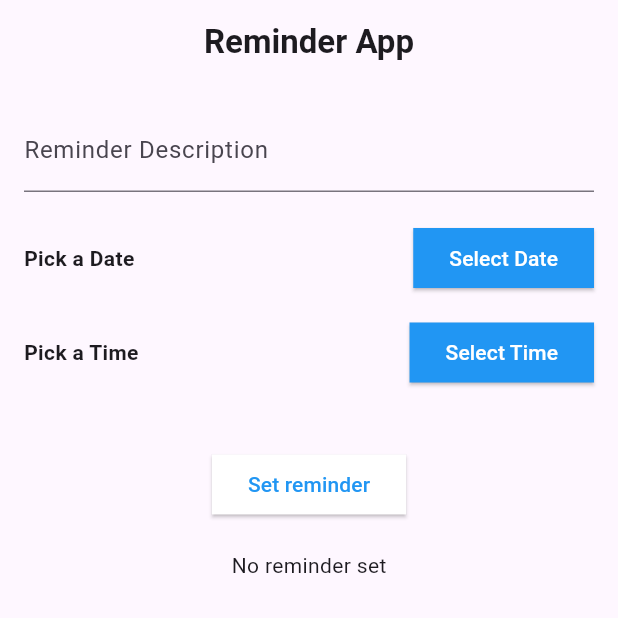
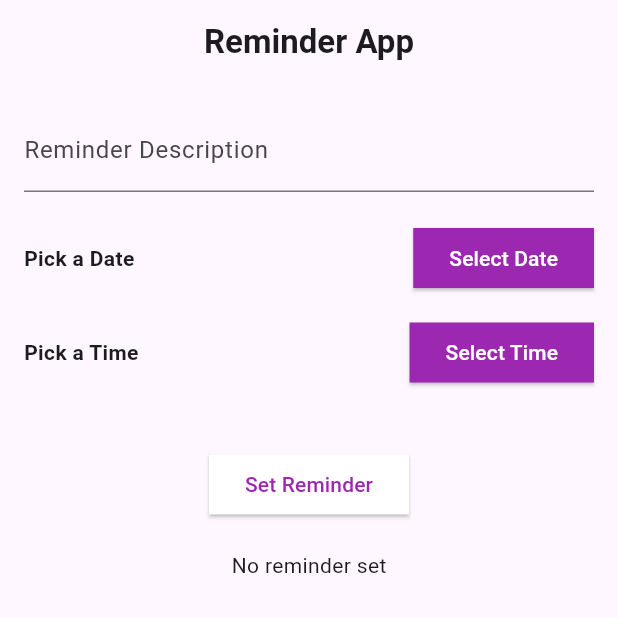
Before and after one commit to sravansatheesh123/reminderapp, a Flutter app: the screen it shows after launch, on a phone screen of 412 x 824 dp, the top half of it. Run offline on Flutter 3.47's test engine with Material 3 defaults, Android fonts, the phone set to English and light mode, and no system bars; our stand-ins replace flutter_local_notifications.

Commit message:
final code

```diff
--- a/lib/main.dart
+++ b/lib/main.dart
@@ -1,4 +1,5 @@
 import 'package:flutter/material.dart';
+import 'package:flutter_local_notifications/flutter_local_notifications.dart';
 import 'package:intl/intl.dart';
 
 void main() {
@@ -28,6 +29,23 @@ class _ReminderHomePageState extends State<ReminderHomePage> {
   DateTime? _selectedDate;
   TimeOfDay? _selectedTime;
   final _reminderController = TextEditingController();
+  FlutterLocalNotificationsPlugin? _flutterLocalNotificationsPlugin;
+
+  @override
+  void initState() {
+    super.initState();
+    _initializeNotifications();
+  }
+
+  // Initialize the local notification plugin
+  void _initializeNotifications() {
+    _flutterLocalNotificationsPlugin = FlutterLocalNotificationsPlugin();
+
+    const androidInitialization = AndroidInitializationSettings('@mipmap/ic_launcher');
+    const initializationSettings = InitializationSettings(android: androidInitialization);
+
+    _flutterLocalNotificationsPlugin!.initialize(initializationSettings);
+  }
 
   Future<void> _pickDate(BuildContext context) async {
     final DateTime? picked = await showDatePicker(
@@ -42,7 +60,6 @@ class _ReminderHomePageState extends State<ReminderHomePage> {
       });
   }
 
-
   Future<void> _pickTime(BuildContext context) async {
     final TimeOfDay? picked = await showTimePicker(
       context: context,
@@ -54,35 +71,68 @@ class _ReminderHomePageState extends State<ReminderHomePage> {
       });
   }
 
-
+  // Format date and time for display
   String _formattedDate() {
     if (_selectedDate == null || _selectedTime == null) {
       return 'No reminder set';
     } else {
       final dateFormatted = DateFormat.yMMMMd().format(_selectedDate!);
-      final timeFormatted = _selectedTime!.format(context);
+      final timeFormatted = MaterialLocalizations.of(context).formatTimeOfDay(_selectedTime!);
       return '$dateFormatted at $timeFormatted';
     }
   }
 
+  // Schedule a notification at the selected time and date
+  void _scheduleReminder(DateTime reminderDateTime, String reminderText) async {
+    final androidDetails = AndroidNotificationDetails(
+      'reminder_channel_id',
+      'Reminder Notifications',
+      channelDescription: 'This channel is used for reminder notifications',
+      importance: Importance.max,
+      priority: Priority.high,
+    );
 
+    final notificationDetails = NotificationDetails(android: androidDetails);
+
+    await _flutterLocalNotificationsPlugin!.schedule(
+      0,
+      'Reminder',
+      reminderText,
+      reminderDateTime,
+      notificationDetails,
+    );
+  }
+
+  // Set the reminder and schedule a notification
   void _setReminder() {
     if (_reminderController.text.isNotEmpty && _selectedDate != null && _selectedTime != null) {
-      // Here, you would save the reminder to a database or use a service to notify
+      // Combine the selected date and time into one DateTime object
+      final reminderDateTime = DateTime(
+        _selectedDate!.year,
+        _selectedDate!.month,
+        _selectedDate!.day,
+        _selectedTime!.hour,
+        _selectedTime!.minute,
+      );
+
+      _scheduleReminder(reminderDateTime, _reminderController.text);
+
+      // Show a dialog that the reminder has been set
       showDialog(
           context: context,
           builder: (_) => AlertDialog(
             title: Text("Reminder Set!"),
-            content: Text(
-                "Your reminder for '${_reminderController.text}' is set for ${_formattedDate()}."),
+            content: Text("Your reminder for '${_reminderController.text}' is set for ${_formattedDate()}."),
             actions: [
               TextButton(
                   onPressed: () {
                     Navigator.of(context).pop();
                   },
-                  child: Text("OK"))
+                  child: Text("OK")
+              )
             ],
-          ));
+          )
+      );
     } else {
       showDialog(
           context: context,
@@ -94,9 +144,11 @@ class _ReminderHomePageState extends State<ReminderHomePage> {
                   onPressed: () {
                     Navigator.of(context).pop();
                   },
-                  child: Text("OK"))
+                  child: Text("OK")
+              )
             ],
-          ));
+          )
+      );
     }
   }
 
@@ -104,7 +156,7 @@ class _ReminderHomePageState extends State<ReminderHomePage> {
   Widget build(BuildContext context) {
     return Scaffold(
       appBar: AppBar(
-        title: Text('Reminder App',style: TextStyle(fontWeight: FontWeight.bold),),
+        title: Text('Reminder App', style: TextStyle(fontWeight: FontWeight.bold)),
         centerTitle: true,
       ),
       body: Padding(
@@ -119,57 +171,56 @@ class _ReminderHomePageState extends State<ReminderHomePage> {
             Row(
               mainAxisAlignment: MainAxisAlignment.spaceBetween,
               children: [
-                Text(_selectedDate == null ? 'Pick a Date' : 'Date: ${DateFormat.yMd().format(_selectedDate!)}',style: TextStyle(fontWeight: FontWeight.w700),),
+                Text(_selectedDate == null ? 'Pick a Date' : 'Date: ${DateFormat.yMd().format(_selectedDate!)}', style: TextStyle(fontWeight: FontWeight.w700)),
                 ElevatedButton(
                   onPressed: () => _pickDate(context),
-                  style: ElevatedButton.styleFrom(
-                    backgroundColor: Colors.blue, // Button background color
-                    shape: RoundedRectangleBorder(
-                      borderRadius: BorderRadius.zero, // Set to zero for rectangular shape
+                  style: ButtonStyle(
+                    backgroundColor: MaterialStateProperty.all<Color>(Colors.purple), // Violet button color
+                    foregroundColor: MaterialStateProperty.all<Color>(Colors.white),  // White text color
+                    shape: MaterialStateProperty.all<RoundedRectangleBorder>(
+                      RoundedRectangleBorder(
+                        borderRadius: BorderRadius.zero,  // Square edges
+                      ),
                     ),
                   ),
-                  child: Text(
-                    'Select Date',
-                    style: TextStyle(color: Colors.white), // Set text color to white
-                  ),
+                  child: Text('Select Date'),
                 ),
-
 
               ],
             ),
-            SizedBox(height: 15,),
+            SizedBox(height: 15),
             Row(
               mainAxisAlignment: MainAxisAlignment.spaceBetween,
               children: [
-                Text(_selectedTime == null ? 'Pick a Time' : 'Time: ${_selectedTime!.format(context)}',style: TextStyle(fontWeight: FontWeight.w700),),
+                Text(_selectedTime == null ? 'Pick a Time' : 'Time: ${_selectedTime!.format(context)}', style: TextStyle(fontWeight: FontWeight.w700)),
                 ElevatedButton(
                   onPressed: () => _pickTime(context),
-                  style: ElevatedButton.styleFrom(
-                    backgroundColor: Colors.blue, // Button background color
-                    shape: RoundedRectangleBorder(
-                      borderRadius: BorderRadius.zero, // Set to zero for rectangular shape
+                  style: ButtonStyle(
+                    backgroundColor: MaterialStateProperty.all<Color>(Colors.purple), // Violet button color
+                    foregroundColor: MaterialStateProperty.all<Color>(Colors.white),  // White text color
+                    shape: MaterialStateProperty.all<RoundedRectangleBorder>(
+                      RoundedRectangleBorder(
+                        borderRadius: BorderRadius.zero,  // Square edges
+                      ),
                     ),
                   ),
-                  child: Text(
-                    'Select Time',
-                    style: TextStyle(color: Colors.white), // Set text color to white
-                  ),
+                  child: Text('Select Time'),
                 ),
               ],
             ),
             SizedBox(height: 40),
             ElevatedButton(
               onPressed: _setReminder,
-              style: ElevatedButton.styleFrom(
-                backgroundColor: Colors.white, // Button background color
-                shape: RoundedRectangleBorder(
-                  borderRadius: BorderRadius.zero, // Set to zero for rectangular shape
+              style: ButtonStyle(
+                backgroundColor: MaterialStateProperty.all<Color>(Colors.white), // Violet button color
+                foregroundColor: MaterialStateProperty.all<Color>(Colors.purple),  // White text color
+                shape: MaterialStateProperty.all<RoundedRectangleBorder>(
+                  RoundedRectangleBorder(
+                    borderRadius: BorderRadius.zero,  // Square edges
+                  ),
                 ),
               ),
-              child: Text(
-                'Set reminder',
-                style: TextStyle(color: Colors.blue), // Set text color to white
-              ),
+              child: Text('Set Reminder'),
             ),
             SizedBox(height: 20),
             Text(_formattedDate()),
--- a/pubspec.yaml
+++ b/pubspec.yaml
@@ -40,6 +40,7 @@ dev_dependencies:
   flutter_test:
     sdk: flutter
   intl: ^0.17.0
+  flutter_local_notifications: ^14.0.0
 
   # The "flutter_lints" package below contains a set of recommended lints to
   # encourage good coding practices. The lint set provided by the package is
```
Also changed, not shown: pubspec.lock, 1 other file.
